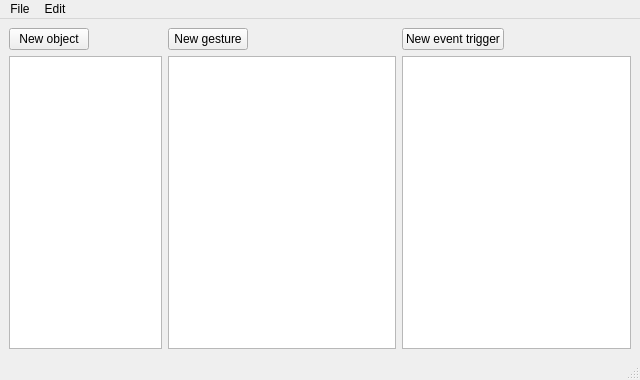
Old version of the form src/MainWindow.ui in the repository uiii/GeconPC.
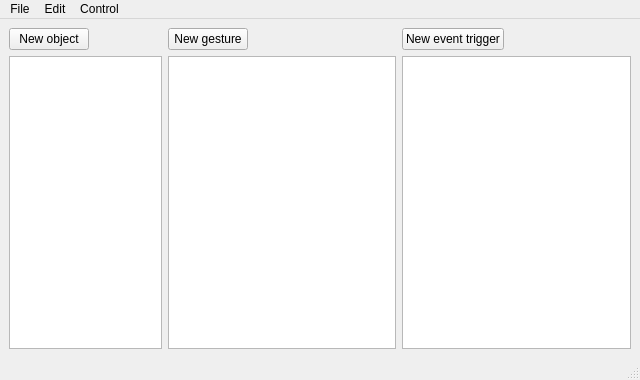
New version of the form.

Commit message: test dialog - test all gestures

What changed in the file:
```diff
--- a/src/MainWindow.ui
+++ b/src/MainWindow.ui
@@ -162,7 +162,7 @@
      <x>0</x>
      <y>0</y>
      <width>640</width>
-     <height>19</height>
+     <height>21</height>
     </rect>
    </property>
    <widget class="QMenu" name="menuSoubor">
@@ -177,8 +177,15 @@
     </property>
     <addaction name="actionSettings"/>
    </widget>
+   <widget class="QMenu" name="menuControl">
+    <property name="title">
+     <string>Control</string>
+    </property>
+    <addaction name="actionTest"/>
+   </widget>
    <addaction name="menuSoubor"/>
    <addaction name="menuEdit"/>
+   <addaction name="menuControl"/>
   </widget>
   <widget class="QStatusBar" name="statusbar"/>
   <action name="actionSettings">
```
Left out of the diff: 5 changed lines with no effect on the pictures. The commit also changes 3 other files.
